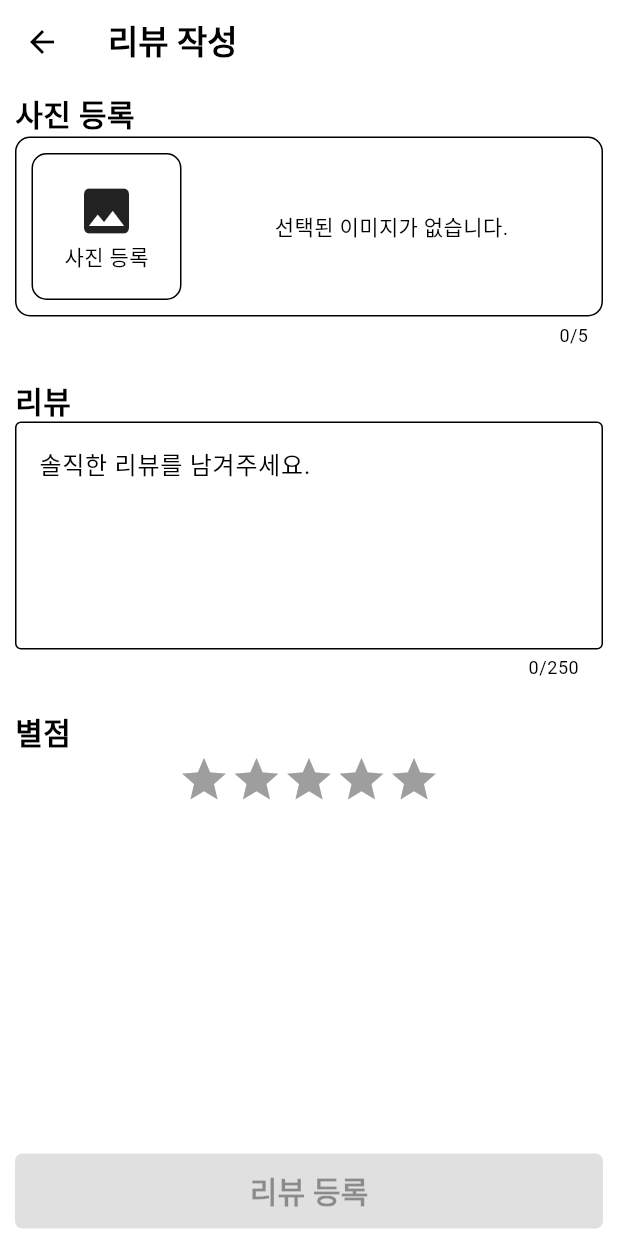
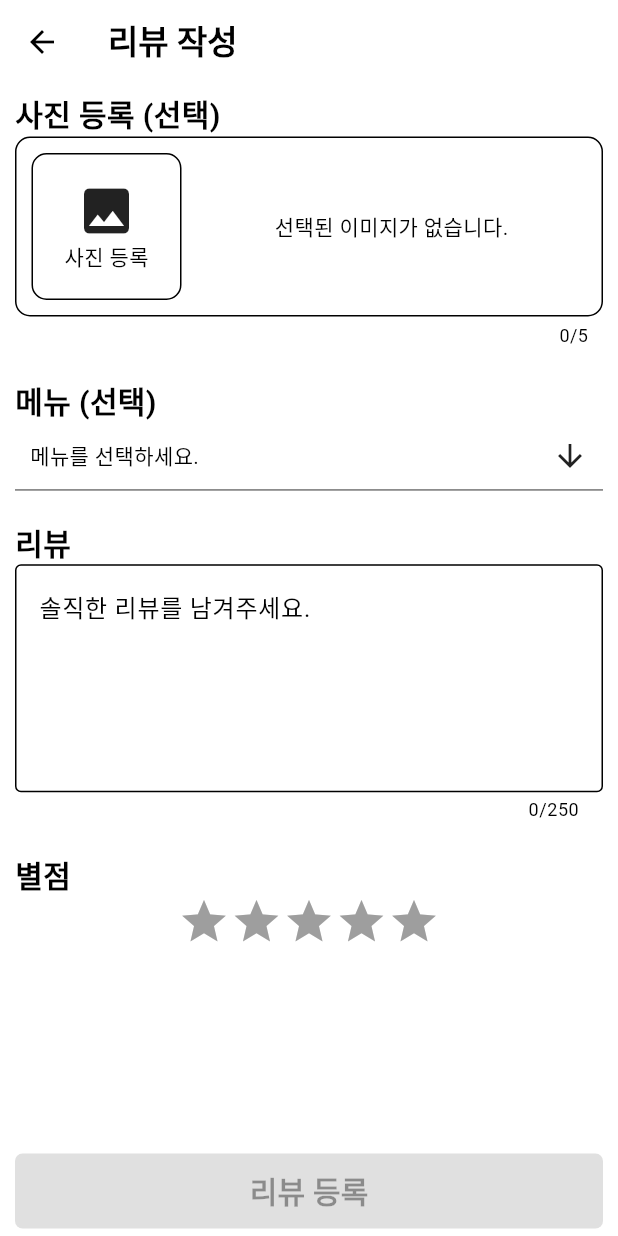
Before and after one commit to lee-giho/gachi_janchi, a Flutter app: the VisitedRestaurantTile widget shown alone on an empty page, opened directly with empty values, after a tap on "리뷰 작성하기", on a phone screen of 412 x 824 dp. Run offline on Flutter 3.47's test engine with Material 3 defaults, Android fonts, the phone set to English and light mode, and no system bars; drawn by our look-alikes of multi_select_flutter; our stand-ins replace cookie_jar, dio, dio_cookie_manager, flutter_dotenv, flutter_riverpod, flutter_secure_storage and 5 more; missing offline and left inert: flutter_naver_login, flutter_naver_map, qr_code_scanner_plus; accounts and stored records are empty; network calls fail.

Commit message:
Add menu choices on the ReviewRegistrationScreen

```diff
--- a/front/lib/screens/collection_screen.dart
+++ b/front/lib/screens/collection_screen.dart
@@ -1,5 +1,6 @@
 import 'package:flutter/material.dart';
 import 'package:dio/dio.dart';
+import 'package:flutter_dotenv/flutter_dotenv.dart';
 import 'package:gachi_janchi/utils/translation.dart';
 import 'dart:math' as math;
 import '../utils/secure_storage.dart';
@@ -49,11 +50,12 @@ class _CollectionScreenState extends State<CollectionScreen>
   }
 
   Future<void> _fetchUserData() async {
+    final apiAddress = Uri.parse("${dotenv.get("API_ADDRESS")}/api/user/info").toString();
     String? token = await SecureStorage.getAccessToken();
     if (token == null) return;
     try {
       final res = await _dio.get(
-        "http://localhost:8080/api/user/info",
+        apiAddress,
         options: Options(headers: {"Authorization": "Bearer $token"}),
       );
       if (res.statusCode == 200) {
--- a/front/lib/screens/review_registration_screen.dart
+++ b/front/lib/screens/review_registration_screen.dart
@@ -3,9 +3,12 @@ import 'package:crypto/crypto.dart';
 import 'package:flutter/material.dart';
 import 'package:gachi_janchi/widgets/StarRating.dart';
 import 'package:image_picker/image_picker.dart';
+import 'package:multi_select_flutter/multi_select_flutter.dart';
 
 class ReviewRegistrationScreen extends StatefulWidget {
-  const ReviewRegistrationScreen({super.key});
+  final Map<String, dynamic> data;
+
+  const ReviewRegistrationScreen({super.key, required this.data});
 
   @override
   State<ReviewRegistrationScreen> createState() => _ReviewRegistrationScreenState();
@@ -21,6 +24,8 @@ class _ReviewRegistrationScreenState extends State<ReviewRegistrationScreen> {
   final formKey = GlobalKey<FormState>();
   var contentController = TextEditingController(); // 리뷰 내용 값 저장
   FocusNode contentFocus = FocusNode(); // 리뷰 내용 FocusNode
+
+  List<String> selectedMenus = []; // 먹은 음식 선택 리스트
 
   int reviewRating = 0; // 리뷰 별점
 
@@ -91,6 +96,8 @@ class _ReviewRegistrationScreenState extends State<ReviewRegistrationScreen> {
 
   @override
   Widget build(BuildContext context) {
+    print(widget.data["restaurantId"]);
+    print(widget.data["restaurantMenu"]);
     return Scaffold(
       appBar: AppBar(
         title: const Align(
@@ -128,7 +135,7 @@ class _ReviewRegistrationScreenState extends State<ReviewRegistrationScreen> {
                                 mainAxisAlignment: MainAxisAlignment.spaceBetween,
                                 children: [
                                   Text(
-                                    "사진 등록",
+                                    "사진 등록 (선택)",
                                     style: TextStyle(
                                       fontSize: 20,
                                       fontWeight: FontWeight.bold
@@ -243,6 +250,46 @@ class _ReviewRegistrationScreenState extends State<ReviewRegistrationScreen> {
                             ],
                           ),
                           const SizedBox(height: 20),
+                          Column( // 먹었던 메뉴 선택하는 부분
+                            crossAxisAlignment: CrossAxisAlignment.start,
+                            children: [
+                              const Text(
+                                "메뉴 (선택)",
+                                style: TextStyle(
+                                  fontSize: 20,
+                                  fontWeight: FontWeight.bold
+                                ),
+                              ),
+                              MultiSelectBottomSheetField(
+                                initialChildSize: 0.4,
+                                maxChildSize: 0.9,
+                                title: const Text("메뉴 선택"),
+                                buttonText: const Text("메뉴를 선택하세요."),
+                                items: (widget.data["restaurantMenu"] as List<dynamic>)
+                                        .map<MultiSelectItem<String>>((menu) => MultiSelectItem<String>(
+                                          menu["name"] as String,
+                                          "${menu["name"]} (${menu["price"]})"
+                                        ))
+                                        .toList(),
+                                searchable: true,
+                                selectedColor: const Color.fromRGBO(122, 11, 11, 1),
+                                onConfirm: (values) {
+                                  setState(() {
+                                    selectedMenus = values.cast<String>();
+                                  });
+                                  print("선택된 메뉴: $selectedMenus");
+                                },
+                                chipDisplay: MultiSelectChipDisplay(
+                                  onTap: (value) {
+                                    setState(() {
+                                      selectedMenus.remove(value);
+                                    });
+                                  },
+                                ),
+                              ),
+                            ],
+                          ),
+                          const SizedBox(height: 20),
                           Column( // 리뷰 내용 작성하는 부분
                             crossAxisAlignment: CrossAxisAlignment.start,
                             children: [
--- a/front/lib/widgets/VisitedRestaurantTile.dart
+++ b/front/lib/widgets/VisitedRestaurantTile.dart
@@ -103,7 +103,14 @@ class _VisitedrestauranttileState extends State<VisitedRestaurantTile> {
                       onPressed: () {
                         Navigator.push(
                           context,
-                          MaterialPageRoute(builder: (context) => const ReviewRegistrationScreen())
+                          MaterialPageRoute(
+                            builder: (context) => ReviewRegistrationScreen(
+                              data: {
+                                "restaurantId": restaurant["id"],
+                                "restaurantMenu": restaurant["menu"]
+                              }
+                            )
+                          )
                         );
                       },
                       child: Text(
--- a/front/pubspec.yaml
+++ b/front/pubspec.yaml
@@ -53,6 +53,7 @@ dependencies:
   # qr_code_scanner: ^1.0.1
   qr_code_scanner_plus: ^2.0.10+1
   image_picker: ^1.1.2
+  multi_select_flutter: ^4.1.3
 
 dev_dependencies:
   flutter_test:
```
Also changed, not shown: front/lib/screens/home_screen.dart (+11 -11 lines), front/lib/screens/search_restaurant_screen.dart (+11 -11 lines), 1 other file.
